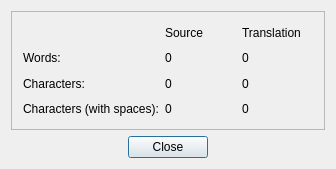
Old version of the form src/linguist/linguist/statistics.ui in the repository qt/qttools.
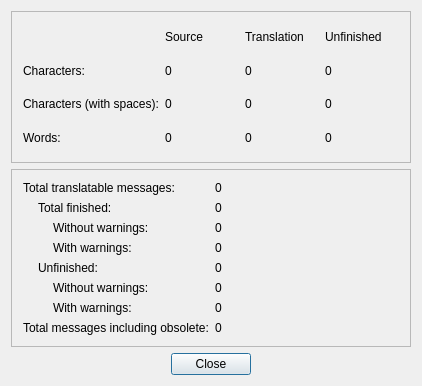
New version of the form.

Commit message:
Implement enhanced translation statistics
More detailed statistics about translation count such as
the word, character and total messages per finished unfinished
and obsolete category

Task-number: QTBUG-2088

What changed in the file:
```diff
--- a/src/linguist/linguist/statistics.ui
+++ b/src/linguist/linguist/statistics.ui
@@ -33,15 +33,15 @@
    <rect>
     <x>0</x>
     <y>0</y>
-    <width>336</width>
-    <height>169</height>
+    <width>422</width>
+    <height>386</height>
    </rect>
   </property>
   <property name="windowTitle">
    <string>Statistics</string>
   </property>
   <layout class="QGridLayout">
-   <item row="1" column="0">
+   <item row="2" column="0">
     <layout class="QHBoxLayout">
      <item>
       <spacer name="spacer4_2">
@@ -107,64 +107,234 @@
         </property>
        </widget>
       </item>
-      <item row="1" column="1">
-       <widget class="QLabel" name="untrWords">
+      <item row="0" column="3">
+       <widget class="QLabel" name="textLabel7">
         <property name="text">
+         <string>Unfinished</string>
+        </property>
+       </widget>
+      </item>
+      <item row="3" column="1">
+       <widget class="QLabel" name="wordsSourceTextbox">
+        <property name="text">
          <string>0</string>
         </property>
        </widget>
       </item>
-      <item row="1" column="2">
-       <widget class="QLabel" name="trWords">
+      <item row="3" column="2">
+       <widget class="QLabel" name="wordsFinishedTextbox">
         <property name="text">
          <string>0</string>
         </property>
        </widget>
       </item>
-      <item row="1" column="0">
+      <item row="3" column="3">
+       <widget class="QLabel" name="wordsUnfinishedTextbox">
+        <property name="text">
+         <string>0</string>
+        </property>
+       </widget>
+      </item>
+      <item row="3" column="0">
        <widget class="QLabel" name="textLabel1">
         <property name="text">
          <string>Words:</string>
         </property>
        </widget>
       </item>
-      <item row="2" column="2">
-       <widget class="QLabel" name="trChars">
+      <item row="1" column="2">
+       <widget class="QLabel" name="charsFinishedTextbox">
         <property name="text">
          <string>0</string>
         </property>
        </widget>
       </item>
-      <item row="2" column="1">
-       <widget class="QLabel" name="untrChars">
+      <item row="1" column="3">
+       <widget class="QLabel" name="charsUnfinishedTextbox">
         <property name="text">
          <string>0</string>
         </property>
        </widget>
       </item>
-      <item row="2" column="0">
+      <item row="1" column="1">
+       <widget class="QLabel" name="charsSourceTextbox">
+        <property name="text">
+         <string>0</string>
+        </property>
+       </widget>
+      </item>
+      <item row="1" column="0">
        <widget class="QLabel" name="textLabel3">
         <property name="text">
          <string>Characters:</string>
         </property>
        </widget>
       </item>
-      <item row="3" column="0">
+      <item row="2" column="0">
        <widget class="QLabel" name="textLabel6">
         <property name="text">
          <string>Characters (with spaces):</string>
         </property>
        </widget>
       </item>
-      <item row="3" column="2">
-       <widget class="QLabel" name="trCharsSpc">
+      <item row="2" column="2">
+       <widget class="QLabel" name="charsSpacesFinishedTextbox">
+        <property name="text">
+         <string>0</string>
+        </property>
+       </widget>
+      </item>
+      <item row="2" column="1">
+       <widget class="QLabel" name="charsSpacesSourceTextbox">
+        <property name="text">
+         <string>0</string>
+        </property>
+       </widget>
+      </item>
+      <item row="2" column="3">
+       <widget class="QLabel" name="charsSpacesUnfinishedTextbox">
+        <property name="text">
+         <string>0</string>
+        </property>
+       </widget>
+      </item>
+     </layout>
+    </widget>
+   </item>
+   <item row="1" column="0">
+    <widget class="QFrame" name="frame5">
+     <property name="frameShape">
+      <enum>QFrame::StyledPanel</enum>
+     </property>
+     <property name="frameShadow">
+      <enum>QFrame::Raised</enum>
+     </property>
+     <layout class="QGridLayout">
+      <item row="0" column="0">
+       <widget class="QLabel" name="textLabelTot">
+        <property name="text">
+         <string>Total translatable messages:</string>
+        </property>
+       </widget>
+      </item>
+      <item row="1" column="0">
+       <widget class="QLabel" name="textLabelTotFinished">
+        <property name="text">
+         <string>Total finished:</string>
+        </property>
+        <property name="indent">
+         <number>15</number>
+        </property>
+       </widget>
+      </item>
+      <item row="2" column="0">
+       <widget class="QLabel" name="textLabelFinishedNoWarn">
+        <property name="text">
+         <string>Without warnings:</string>
+        </property>
+        <property name="indent">
+         <number>30</number>
+        </property>
+       </widget>
+      </item>
+      <item row="3" column="0">
+       <widget class="QLabel" name="textLabelFinishedWarn">
+        <property name="text">
+         <string>With warnings:</string>
+        </property>
+        <property name="indent">
+         <number>30</number>
+        </property>
+       </widget>
+      </item>
+      <item row="4" column="0">
+       <widget class="QLabel" name="textLabelUnfinished">
+        <property name="text">
+         <string>Unfinished:</string>
+        </property>
+        <property name="indent">
+         <number>15</number>
+        </property>
+       </widget>
+      </item>
+      <item row="5" column="0">
+       <widget class="QLabel" name="textLabelUnfinishedNoWarn">
+        <property name="text">
+         <string>Without warnings:</string>
+        </property>
+        <property name="indent">
+         <number>30</number>
+        </property>
+       </widget>
+      </item>
+      <item row="6" column="0">
+       <widget class="QLabel" name="textLabelUnfinishedWarn">
+        <property name="text">
+         <string>With warnings:</string>
+        </property>
+        <property name="indent">
+         <number>30</number>
+        </property>
+       </widget>
+      </item>
+      <item row="7" column="0">
+       <widget class="QLabel" name="textLabelTotWithObs">
+        <property name="text">
+         <string>Total messages including obsolete:</string>
+        </property>
+       </widget>
+      </item>
+      <item row="0" column="1">
+       <widget class="QLabel" name="totalMessagesTextbox">
+        <property name="text">
+         <string>0</string>
+        </property>
+       </widget>
+      </item>
+      <item row="1" column="1">
+       <widget class="QLabel" name="totalFinishedTextbox">
+        <property name="text">
+         <string>0</string>
+        </property>
+       </widget>
+      </item>
+      <item row="2" column="1">
+       <widget class="QLabel" name="finishedWithoutWarningsTextbox">
         <property name="text">
          <string>0</string>
         </property>
        </widget>
       </item>
       <item row="3" column="1">
-       <widget class="QLabel" name="untrCharsSpc">
+       <widget class="QLabel" name="finishedWithWarningsTextbox">
+        <property name="text">
+         <string>0</string>
+        </property>
+       </widget>
+      </item>
+      <item row="4" column="1">
+       <widget class="QLabel" name="unfinishedNoObsTextbox">
+        <property name="text">
+         <string>0</string>
+        </property>
+       </widget>
+      </item>
+      <item row="5" column="1">
+       <widget class="QLabel" name="unfinishedNoWarningsTextbox">
+        <property name="text">
+         <string>0</string>
+        </property>
+       </widget>
+      </item>
+      <item row="6" column="1">
+       <widget class="QLabel" name="unfinishedWithWarningsTextbox">
+        <property name="text">
+         <string>0</string>
+        </property>
+       </widget>
+      </item>
+      <item row="7" column="1">
+       <widget class="QLabel" name="totalWithObsoleteTextbox">
         <property name="text">
          <string>0</string>
         </property>
```
The commit also changes 5 other files.
